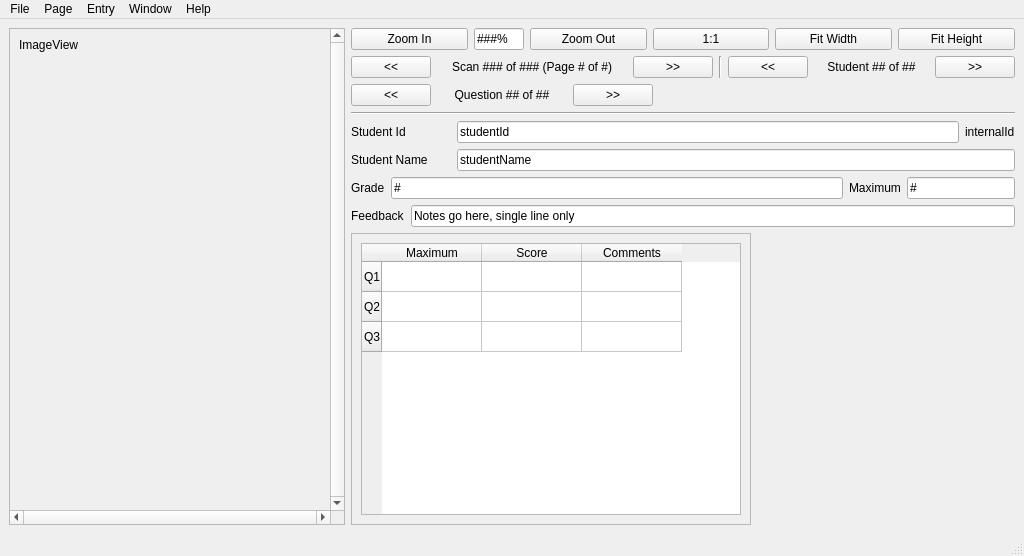
waynepiekarski/qtgrader, file mainwindow.ui: the form before one commit.
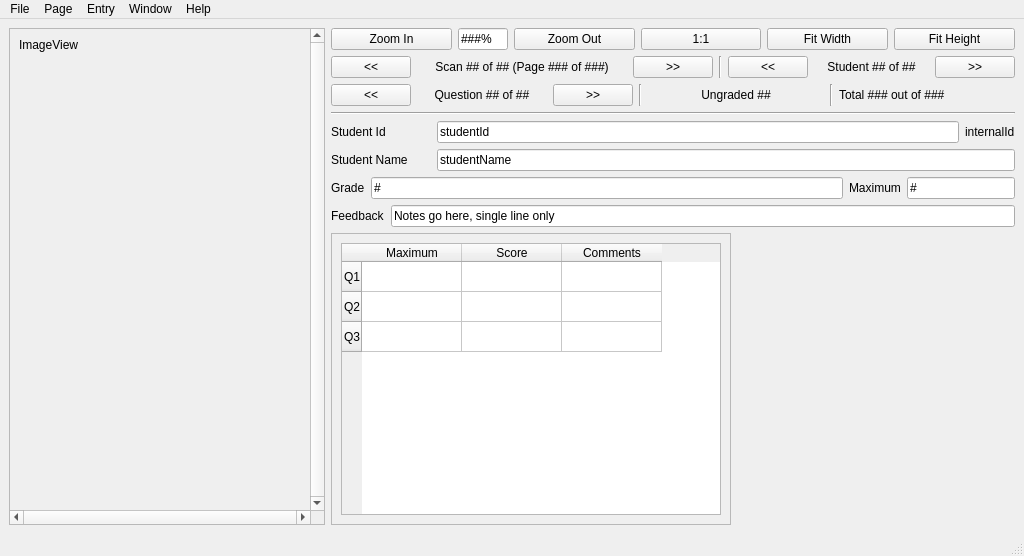
The form after the commit.

Commit message: Added dynamic question totals to the main window

```diff
--- a/mainwindow.ui
+++ b/mainwindow.ui
@@ -37,7 +37,7 @@
         <rect>
          <x>0</x>
          <y>0</y>
-         <width>385</width>
+         <width>365</width>
          <height>472</height>
         </rect>
        </property>
@@ -170,12 +170,12 @@
             </property>
             <property name="minimumSize">
              <size>
-              <width>190</width>
+              <width>210</width>
               <height>0</height>
              </size>
             </property>
             <property name="text">
-             <string>Scan ### of ### (Page # of #)</string>
+             <string>Scan ## of ## (Page ### of ###)</string>
             </property>
             <property name="alignment">
              <set>Qt::AlignCenter</set>
@@ -312,17 +312,35 @@
            </widget>
           </item>
           <item>
-           <spacer name="horizontalSpacer">
+           <widget class="Line" name="line_3">
             <property name="orientation">
-             <enum>Qt::Horizontal</enum>
+             <enum>Qt::Vertical</enum>
             </property>
-            <property name="sizeHint" stdset="0">
-             <size>
-              <width>40</width>
-              <height>20</height>
-             </size>
+           </widget>
+          </item>
+          <item>
+           <widget class="QLabel" name="remainingStats">
+            <property name="text">
+             <string>Ungraded ##</string>
             </property>
-           </spacer>
+            <property name="alignment">
+             <set>Qt::AlignCenter</set>
+            </property>
+           </widget>
+          </item>
+          <item>
+           <widget class="Line" name="line_4">
+            <property name="orientation">
+             <enum>Qt::Vertical</enum>
+            </property>
+           </widget>
+          </item>
+          <item>
+           <widget class="QLabel" name="totalStats">
+            <property name="text">
+             <string>Total ### out of ###</string>
+            </property>
+           </widget>
           </item>
          </layout>
         </item>
```
The commit also changes 3 other files.
